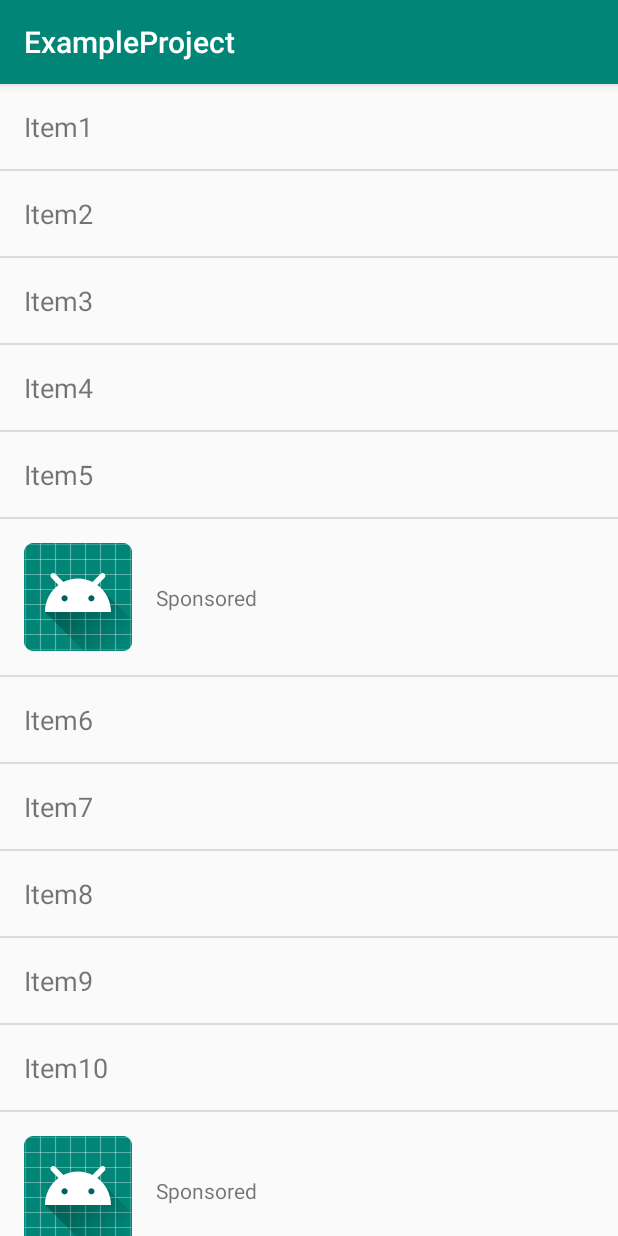
After one commit to MDLicht/ExampleProject, an Android app: the RecyclerViewWithAdActivity screen opened directly, with no data from a screen before it, on a phone screen of 412 x 824 dp. The commit adds this screen. Run offline under Robolectric (Android 15) with nearby library versions, the light colour scheme and no system bars; our stand-ins replace data binding.

Commit message:
RecyclerView with AdViewHolder Example(Without Admob)

```diff
--- a/app/src/main/AndroidManifest.xml
+++ b/app/src/main/AndroidManifest.xml
@@ -16,10 +16,9 @@
             android:roundIcon="@mipmap/ic_launcher_round"
             android:supportsRtl="true"
             android:theme="@style/AppTheme">
-
         <meta-data
-            android:name="com.google.android.geo.API_KEY"
-            android:value="AIzaSyDR3ASP6QNA2CtSzKkAhGdueSq6ccUi--o"/>
+                android:name="com.google.android.geo.API_KEY"
+                android:value="AIzaSyDR3ASP6QNA2CtSzKkAhGdueSq6ccUi--o"/>
 
         <activity android:name=".main.activity.MainActivity">
             <intent-filter>
@@ -38,6 +37,8 @@
         </activity>
         <activity android:name=".googlemap.activity.GoogleMapActivity">
         </activity>
+        <activity android:name=".recyclerviewwithad.activity.RecyclerViewWithAdActivity">
+        </activity>
     </application>
 
 </manifest>
--- a/app/src/main/java/com/mdlicht/zb/exampleproject/main/viewmodel/ItemMainViewModel.kt
+++ b/app/src/main/java/com/mdlicht/zb/exampleproject/main/viewmodel/ItemMainViewModel.kt
@@ -6,6 +6,7 @@ import android.view.View
 import com.mdlicht.zb.exampleproject.R
 import com.mdlicht.zb.exampleproject.databinding.activity.DatabindingExampleActivity
 import com.mdlicht.zb.exampleproject.googlemap.activity.GoogleMapActivity
+import com.mdlicht.zb.exampleproject.recyclerviewwithad.activity.RecyclerViewWithAdActivity
 import com.mdlicht.zb.exampleproject.rxbasic.activity.RxBasicActivity
 import com.mdlicht.zb.exampleproject.simpletranslator.activity.SimpleTranslatorActivity
 import com.mdlicht.zb.exampleproject.socialsnslogin.activity.SocialLoginActivity
@@ -29,6 +30,9 @@ class ItemMainViewModel : ViewModel() {
             context.getString(R.string.item_title_google_map) -> {
                 context.startActivity(Intent(context, GoogleMapActivity::class.java))
             }
+            context.getString(R.string.item_title_recyclerview_with_ad) -> {
+                context.startActivity(Intent(context, RecyclerViewWithAdActivity::class.java))
+            }
         }
     }
 }
--- /dev/null
+++ b/app/src/main/java/com/mdlicht/zb/exampleproject/recyclerviewwithad/activity/RecyclerViewWithAdActivity.kt
@@ -0,0 +1,22 @@
+package com.mdlicht.zb.exampleproject.recyclerviewwithad.activity
+
+import android.databinding.DataBindingUtil
+import android.support.v7.app.AppCompatActivity
+import android.os.Bundle
+import android.support.v7.widget.DividerItemDecoration
+import android.support.v7.widget.LinearLayoutManager
+import com.mdlicht.zb.exampleproject.R
+import com.mdlicht.zb.exampleproject.databinding.ActivityRecyclerViewWithAdBinding
+import com.mdlicht.zb.exampleproject.recyclerviewwithad.adapter.WithAdRecyclerAdapter
+
+class RecyclerViewWithAdActivity : AppCompatActivity() {
+    lateinit var binding: ActivityRecyclerViewWithAdBinding
+
+    override fun onCreate(savedInstanceState: Bundle?) {
+        super.onCreate(savedInstanceState)
+        binding  = DataBindingUtil.setContentView(this, R.layout.activity_recycler_view_with_ad)
+        binding.rvWithAd.layoutManager = LinearLayoutManager(this)
+        binding.rvWithAd.addItemDecoration(DividerItemDecoration(this, (DividerItemDecoration.VERTICAL)))
+        binding.rvWithAd.adapter = WithAdRecyclerAdapter()
+    }
+}
--- /dev/null
+++ b/app/src/main/java/com/mdlicht/zb/exampleproject/recyclerviewwithad/adapter/WithAdRecyclerAdapter.kt
@@ -0,0 +1,68 @@
+package com.mdlicht.zb.exampleproject.recyclerviewwithad.adapter
+
+import android.databinding.DataBindingUtil
+import android.support.v7.widget.RecyclerView
+import android.view.LayoutInflater
+import android.view.View
+import android.view.ViewGroup
+import com.mdlicht.zb.exampleproject.R
+import com.mdlicht.zb.exampleproject.databinding.ItemWithAdAdBinding
+import com.mdlicht.zb.exampleproject.databinding.ItemWithAdContentsBinding
+import java.lang.Exception
+
+class WithAdRecyclerAdapter : RecyclerView.Adapter<RecyclerView.ViewHolder>() {
+    val INTERVAL: Int = 6
+    val dataSet = mutableListOf<String>(
+        "Item1", "Item2", "Item3", "Item4", "Item5", "Item6", "Item7", "Item8", "Item9", "Item10",
+        "Item11", "Item12", "Item13", "Item14", "Item15", "Item16", "Item17", "Item18", "Item19", "Item20"
+    )
+
+    enum class ViewType(val type: Int) {
+        TYPE_CONTENTS(0),
+        TYPE_AD(1)
+    }
+
+    override fun getItemViewType(position: Int): Int {
+        if((position + 1) % INTERVAL != 0)
+            return ViewType.TYPE_CONTENTS.type
+        return ViewType.TYPE_AD.type
+    }
+
+    override fun onCreateViewHolder(parent: ViewGroup, viewType: Int): RecyclerView.ViewHolder {
+        return when(viewType) {
+            ViewType.TYPE_CONTENTS.type -> {
+                ContentsViewHolder(LayoutInflater.from(parent.context).inflate(R.layout.item_with_ad_contents, parent, false))
+            }
+            ViewType.TYPE_AD.type -> {
+                AdViewHolder(LayoutInflater.from(parent.context).inflate(R.layout.item_with_ad_ad, parent, false))
+            }
+            else -> {
+                throw Exception()
+            }
+        }
+    }
+
+    override fun getItemCount(): Int {
+        return if(dataSet.size > 0) dataSet.size + Math.round((dataSet.size / INTERVAL).toFloat()) else dataSet.size
+    }
+
+    fun getItemPosition(position: Int): Int {
+        return position - Math.round((position / INTERVAL).toFloat())
+    }
+
+    override fun onBindViewHolder(holder: RecyclerView.ViewHolder, position: Int) {
+        if(holder is ContentsViewHolder) {
+            holder.binding.text = dataSet[getItemPosition(position)]
+        } else if(holder is AdViewHolder) {
+
+        }
+    }
+
+    class AdViewHolder(itemView: View) : RecyclerView.ViewHolder(itemView) {
+        val binding: ItemWithAdAdBinding = DataBindingUtil.bind(itemView)!!
+    }
+
+    class ContentsViewHolder(itemView: View) : RecyclerView.ViewHolder(itemView) {
+        val binding: ItemWithAdContentsBinding = DataBindingUtil.bind(itemView)!!
+    }
+}
--- /dev/null
+++ b/app/src/main/res/layout/activity_recycler_view_with_ad.xml
@@ -0,0 +1,21 @@
+<?xml version="1.0" encoding="utf-8"?>
+<layout
+        xmlns:android="http://schemas.android.com/apk/res/android"
+        xmlns:tools="http://schemas.android.com/tools"
+        xmlns:app="http://schemas.android.com/apk/res-auto">
+    <data>
+
+    </data>
+    <android.support.constraint.ConstraintLayout
+            android:layout_width="match_parent"
+            android:layout_height="match_parent"
+            tools:context=".recyclerviewwithad.activity.RecyclerViewWithAdActivity">
+
+        <android.support.v7.widget.RecyclerView
+                android:layout_width="0dp"
+                android:layout_height="0dp"
+                app:layout_constraintTop_toTopOf="parent" app:layout_constraintStart_toStartOf="parent"
+                app:layout_constraintEnd_toEndOf="parent"
+                app:layout_constraintBottom_toBottomOf="parent" android:id="@+id/rvWithAd"/>
+    </android.support.constraint.ConstraintLayout>
+</layout>
--- /dev/null
+++ b/app/src/main/res/layout/item_with_ad_ad.xml
@@ -0,0 +1,26 @@
+<?xml version="1.0" encoding="utf-8"?>
+<layout xmlns:app="http://schemas.android.com/apk/res-auto" xmlns:tools="http://schemas.android.com/tools" xmlns:android="http://schemas.android.com/apk/res/android">
+    <data>
+
+    </data>
+    <android.support.constraint.ConstraintLayout
+            android:layout_width="match_parent"
+            android:layout_height="wrap_content" android:padding="16dp">
+
+        <ImageView
+                android:layout_width="wrap_content"
+                android:layout_height="wrap_content" app:srcCompat="@mipmap/ic_launcher_round"
+                android:id="@+id/ivAdImg"
+                app:layout_constraintStart_toStartOf="parent"
+                app:layout_constraintTop_toTopOf="parent"
+                app:layout_constraintBottom_toBottomOf="parent"/>
+        <TextView
+                android:text="@string/recyclerview_with_ad_ad_text"
+                android:layout_width="0dp"
+                android:layout_height="wrap_content"
+                android:id="@+id/tvAdContents" app:layout_constraintStart_toEndOf="@+id/ivAdImg"
+                android:layout_marginStart="16dp" app:layout_constraintEnd_toEndOf="parent"
+                app:layout_constraintTop_toTopOf="@+id/ivAdImg"
+                app:layout_constraintBottom_toBottomOf="parent"/>
+    </android.support.constraint.ConstraintLayout>
+</layout>
--- /dev/null
+++ b/app/src/main/res/layout/item_with_ad_contents.xml
@@ -0,0 +1,19 @@
+<?xml version="1.0" encoding="utf-8"?>
+<layout xmlns:app="http://schemas.android.com/apk/res-auto" xmlns:tools="http://schemas.android.com/tools" xmlns:android="http://schemas.android.com/apk/res/android">
+    <data>
+        <variable name="text" type="String"/>
+    </data>
+    <android.support.constraint.ConstraintLayout
+            android:layout_width="match_parent"
+            android:layout_height="wrap_content">
+
+        <TextView
+                android:text="@{text}"
+                android:layout_width="0dp"
+                android:layout_height="wrap_content"
+                android:id="@+id/tvContents" app:layout_constraintEnd_toEndOf="parent"
+                app:layout_constraintStart_toStartOf="parent"
+                app:layout_constraintTop_toTopOf="parent"
+                app:layout_constraintBottom_toBottomOf="parent" android:textSize="18sp" android:padding="16dp"/>
+    </android.support.constraint.ConstraintLayout>
+</layout>
--- a/app/src/main/res/values/array.xml
+++ b/app/src/main/res/values/array.xml
@@ -6,6 +6,7 @@
         <item>@string/item_title_databinding_example</item>
         <item>@string/item_title_simple_translator</item>
         <item>@string/item_title_google_map</item>
+        <item>@string/item_title_recyclerview_with_ad</item>
     </string-array>
 
     <string-array name="databinding_example_spinner_entries">
--- a/app/src/main/res/values/strings.xml
+++ b/app/src/main/res/values/strings.xml
@@ -5,6 +5,7 @@
     <string name="item_title_databinding_example">Databinding Example</string>
     <string name="item_title_simple_translator">Simple Translator</string>
     <string name="item_title_google_map">Google Map</string>
+    <string name="item_title_recyclerview_with_ad">RecyclerView With Ad</string>
 
     <string name="social_tv_default">Logout State</string>
     <string name="social_tv_logint_format">%s Login State</string>
@@ -29,4 +30,6 @@
     <string name="google_map_msg_permission_denied">Permission denied</string>
     <string name="google_map_title_location_service_setting">Location service setting</string>
     <string name="google_map_msg_location_service_setting">Use GPS service?</string>
+
+    <string name="recyclerview_with_ad_ad_text">Sponsored</string>
 </resources>
```
